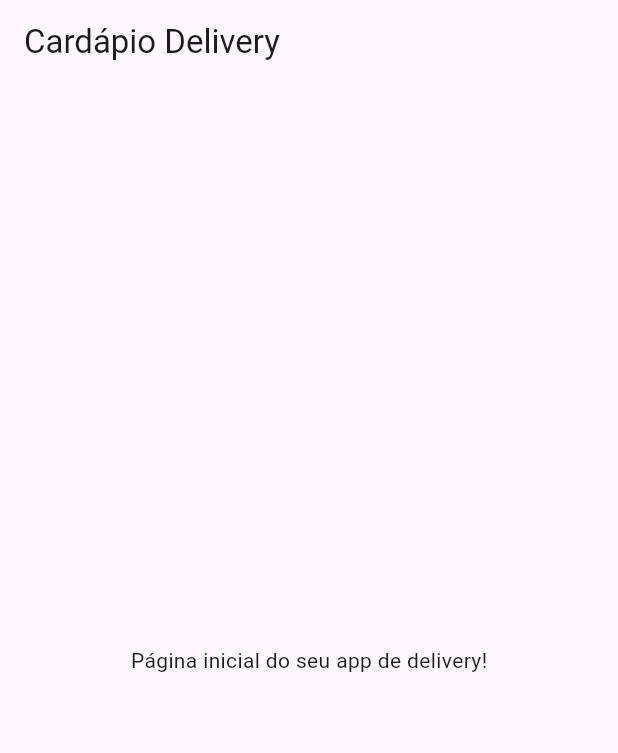
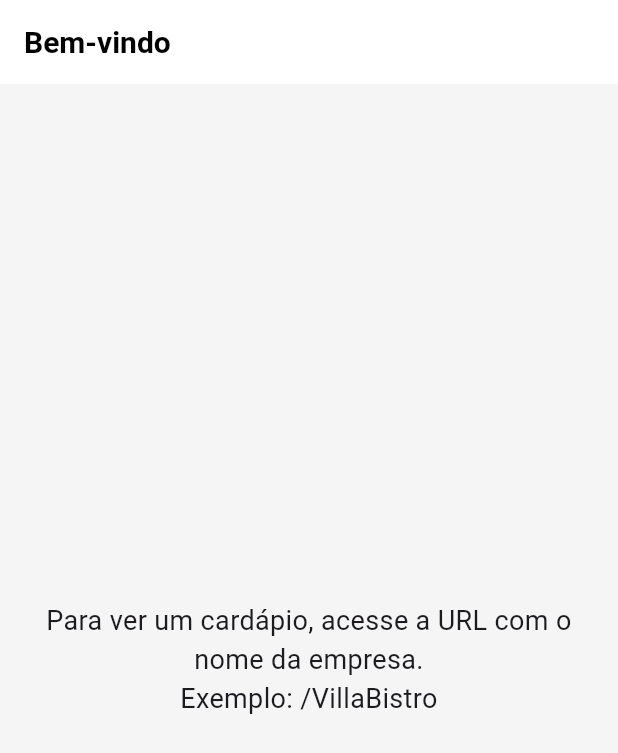
Before and after one commit to Victorhugowille/delivery, a Flutter app: the screen it shows after launch, on a phone screen of 412 x 824 dp. Shown: the top 753 px of the screen. Run offline on Flutter 3.47's test engine with Material 3 defaults, Android fonts, the phone set to English and light mode, and no system bars; our stand-ins replace go_router, supabase_flutter; accounts and stored records are empty.

Commit message:
Implementa roteamento inicial com go_router

```diff
--- a/lib/main.dart
+++ b/lib/main.dart
@@ -1,4 +1,5 @@
 import 'package:flutter/material.dart';
+import 'package:go_router/go_router.dart';
 import 'package:supabase_flutter/supabase_flutter.dart';
 
 Future<void> main() async {
@@ -12,22 +13,126 @@ Future<void> main() async {
   runApp(const MyApp());
 }
 
+final supabase = Supabase.instance.client;
+
+final _router = GoRouter(
+  errorBuilder: (context, state) => const NotFoundScreen(),
+  routes: [
+    GoRoute(
+      path: '/',
+      builder: (context, state) => const HomePage(),
+    ),
+    GoRoute(
+      path: '/:companyName',
+      builder: (context, state) {
+        final companyName = state.pathParameters['companyName'] ?? 'desconhecida';
+        return CompanyMenuScreen(companyName: companyName);
+      },
+    ),
+  ],
+);
+
 class MyApp extends StatelessWidget {
   const MyApp({super.key});
 
   @override
   Widget build(BuildContext context) {
-    return MaterialApp(
+    return MaterialApp.router(
+      routerConfig: _router,
       title: 'Delivery App',
       theme: ThemeData(
-        primarySwatch: Colors.blue,
-      ),
-      home: Scaffold(
-        appBar: AppBar(title: const Text('Cardápio Delivery')),
-        body: const Center(child: Text('Página inicial do seu app de delivery!')),
+        primarySwatch: Colors.deepPurple,
+        scaffoldBackgroundColor: const Color(0xFFF5F5F5),
+        appBarTheme: const AppBarTheme(
+          elevation: 0,
+          backgroundColor: Colors.white,
+          foregroundColor: Colors.black,
+          titleTextStyle: TextStyle(
+            fontSize: 20,
+            fontWeight: FontWeight.bold,
+            color: Colors.black
+          ),
+        )
       ),
     );
   }
 }
 
-final supabase = Supabase.instance.client;
+class HomePage extends StatelessWidget {
+  const HomePage({super.key});
+
+  @override
+  Widget build(BuildContext context) {
+    return Scaffold(
+      appBar: AppBar(
+        title: const Text('Bem-vindo'),
+      ),
+      body: const Center(
+        child: Padding(
+          padding: EdgeInsets.all(16.0),
+          child: Text(
+            'Para ver um cardápio, acesse a URL com o nome da empresa.\nExemplo: /VillaBistro',
+            textAlign: TextAlign.center,
+            style: TextStyle(fontSize: 18),
+          ),
+        ),
+      ),
+    );
+  }
+}
+
+class CompanyMenuScreen extends StatelessWidget {
+  final String companyName;
+  const CompanyMenuScreen({super.key, required this.companyName});
+
+  @override
+  Widget build(BuildContext context) {
+    // AQUI VOCÊ FARÁ A LÓGICA PARA BUSCAR OS DADOS DA EMPRESA E PRODUTOS
+    // Por enquanto, apenas exibimos o nome para confirmar que a rota funciona.
+    return Scaffold(
+      appBar: AppBar(
+        title: Text("Cardápio de ${companyName.toUpperCase()}"),
+      ),
+      body: Center(
+        child: Text(
+          'Carregando produtos de: $companyName...',
+          style: const TextStyle(fontSize: 22, fontWeight: FontWeight.bold),
+        ),
+      ),
+    );
+  }
+}
+
+class NotFoundScreen extends StatelessWidget {
+  const NotFoundScreen({super.key});
+
+  @override
+  Widget build(BuildContext context) {
+    return Scaffold(
+      appBar: AppBar(
+        title: const Text('Página não encontrada'),
+      ),
+      body: Center(
+        child: Column(
+          mainAxisAlignment: MainAxisAlignment.center,
+          children: [
+            const Text(
+              '404',
+              style: TextStyle(fontSize: 80, fontWeight: FontWeight.bold),
+            ),
+            const SizedBox(height: 16),
+            const Text(
+              'A página que você procurou não existe.',
+              style: TextStyle(fontSize: 18),
+            ),
+            const SizedBox(height: 32),
+            ElevatedButton(
+              onPressed: () => context.go('/'),
+              child: const Text('Voltar para a página inicial'),
+            ),
+          ],
+        ),
+      ),
+    );
+  }
+}
--- a/pubspec.yaml
+++ b/pubspec.yaml
@@ -13,6 +13,7 @@ dependencies:
     sdk: flutter
   cupertino_icons: ^1.0.8
   supabase_flutter: ^2.5.0
+  go_router: ^14.1.0
 
 dev_dependencies:
   flutter_test:
```
Also changed, not shown: pubspec.lock, 1 other file.
